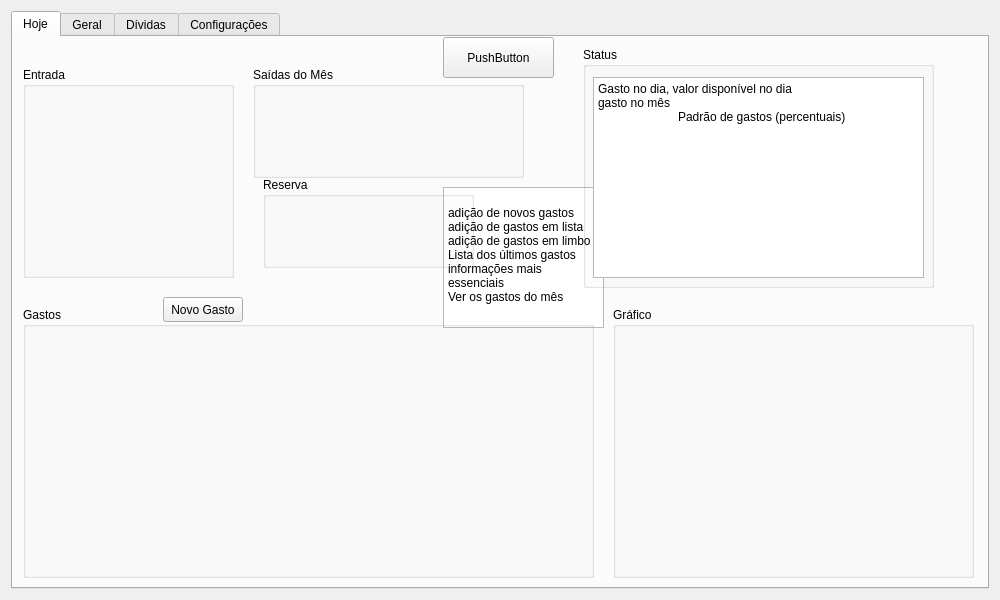
Above: ui/janela.ui from vazerick/controle_gastos before the change. Below: the same form after it.
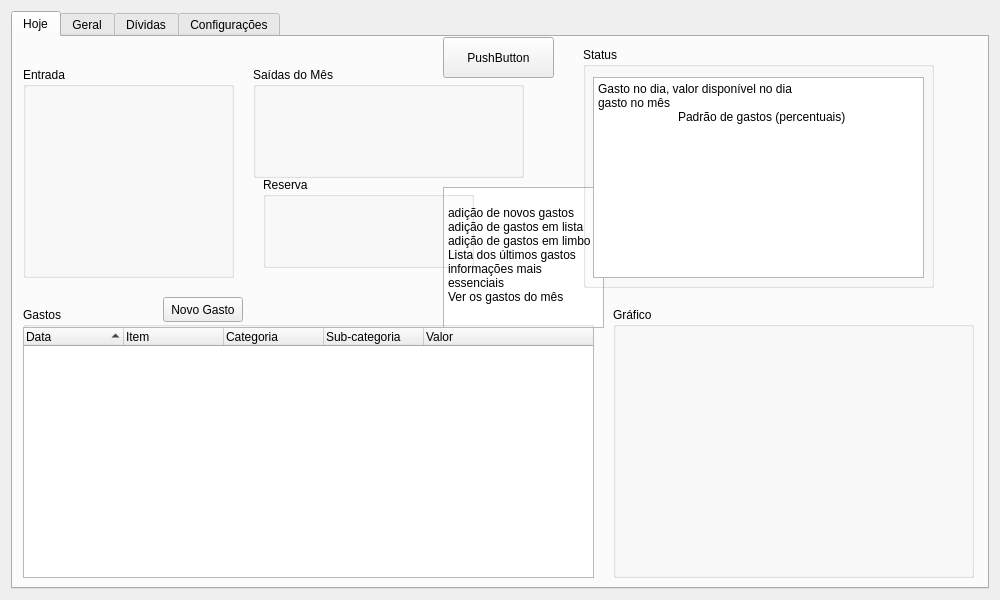
That is the form after the change.

```diff
--- a/ui/janela.ui
+++ b/ui/janela.ui
@@ -128,6 +128,71 @@
        <property name="title">
         <string>Gastos</string>
        </property>
+       <widget class="QTreeWidget" name="treeSaida">
+        <property name="geometry">
+         <rect>
+          <x>0</x>
+          <y>20</y>
+          <width>571</width>
+          <height>251</height>
+         </rect>
+        </property>
+        <property name="alternatingRowColors">
+         <bool>true</bool>
+        </property>
+        <property name="rootIsDecorated">
+         <bool>true</bool>
+        </property>
+        <property name="uniformRowHeights">
+         <bool>false</bool>
+        </property>
+        <property name="itemsExpandable">
+         <bool>false</bool>
+        </property>
+        <property name="sortingEnabled">
+         <bool>true</bool>
+        </property>
+        <property name="wordWrap">
+         <bool>true</bool>
+        </property>
+        <property name="headerHidden">
+         <bool>false</bool>
+        </property>
+        <attribute name="headerVisible">
+         <bool>true</bool>
+        </attribute>
+        <attribute name="headerCascadingSectionResizes">
+         <bool>false</bool>
+        </attribute>
+        <attribute name="headerHighlightSections">
+         <bool>false</bool>
+        </attribute>
+        <column>
+         <property name="text">
+          <string>Data</string>
+         </property>
+        </column>
+        <column>
+         <property name="text">
+          <string>Item</string>
+         </property>
+        </column>
+        <column>
+         <property name="text">
+          <string>Categoria</string>
+         </property>
+        </column>
+        <column>
+         <property name="text">
+          <string>Sub-categoria</string>
+         </property>
+        </column>
+        <column>
+         <property name="text">
+          <string>Valor</string>
+         </property>
+        </column>
+       </widget>
       </widget>
       <widget class="QGroupBox" name="boxGrafico">
        <property name="geometry">
```
